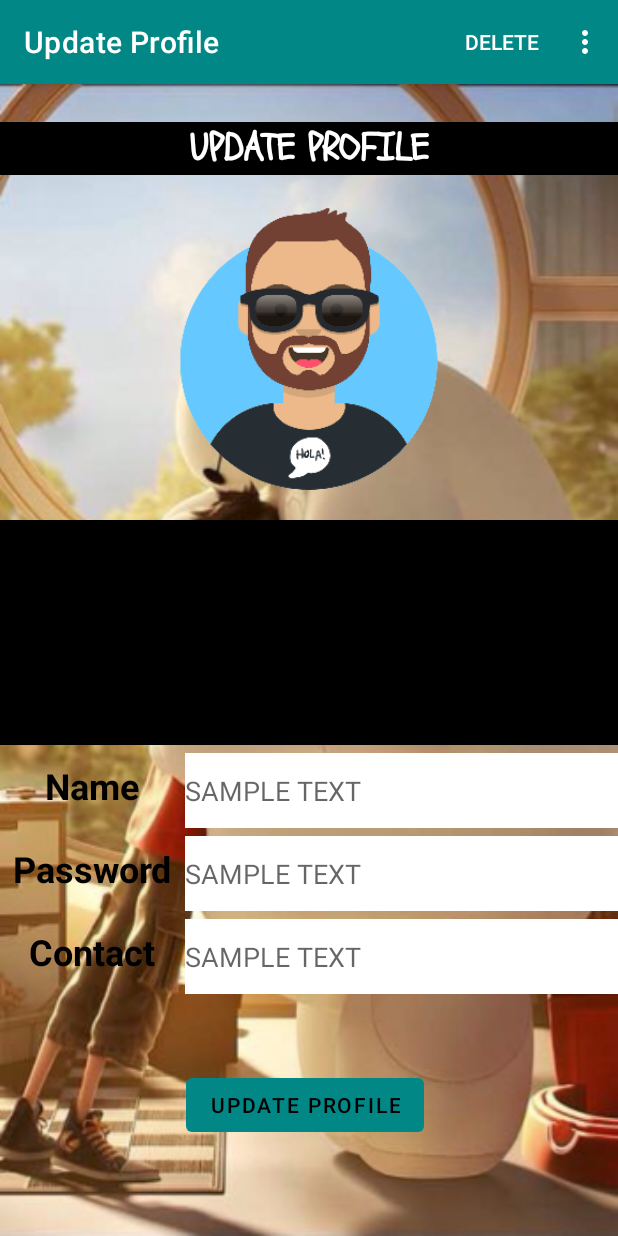
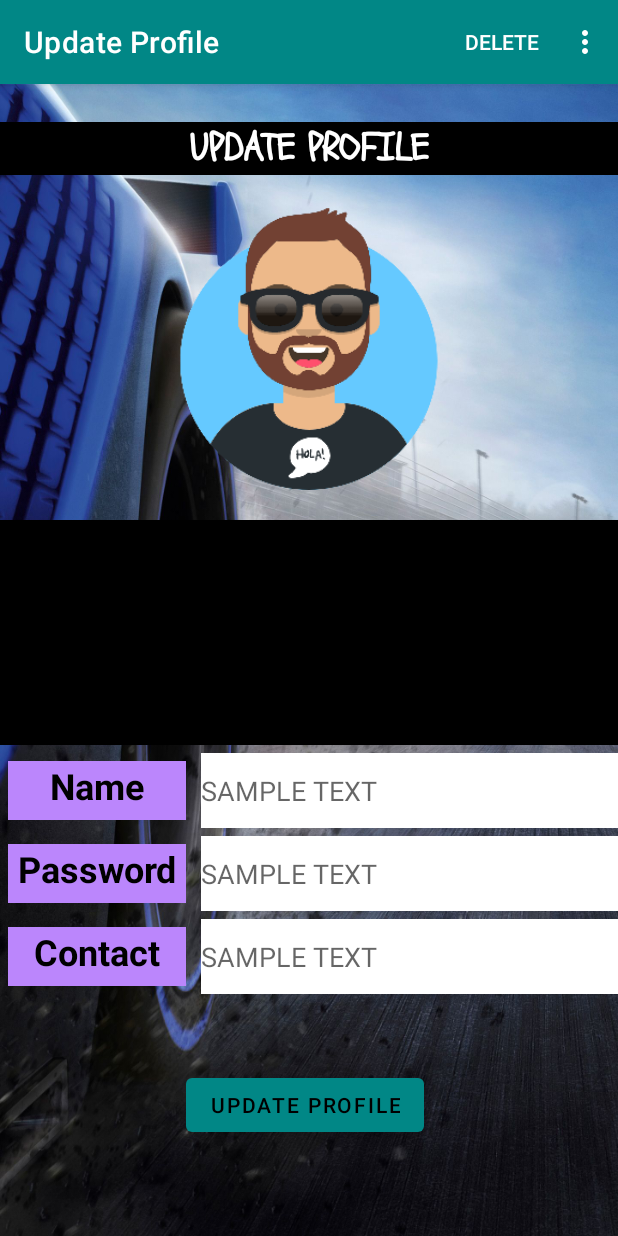
Before and after one commit to itzgannu/Parking, an Android app: the UpdateProfileActivity screen opened directly, with no data from a screen before it, on a phone screen of 412 x 824 dp. Run offline under Robolectric (Android 15) with nearby library versions, the phone set to English and light mode, and no system bars; our stand-ins replace Firebase (no records; nobody signed in at launch, a user with empty details on screens opened directly); 5 statements that could not run were skipped.

Commit message:
cosmetic changes

```diff
--- a/app/src/main/java/divyaganesh/parking/AddParking.java
+++ b/app/src/main/java/divyaganesh/parking/AddParking.java
@@ -67,13 +67,14 @@ public class AddParking extends AppCompatActivity implements Serializable {
         this.forEdit = i.getBooleanExtra("forEdit", false);
         if (forEdit) {
             editParkingObj = (Parking) getIntent().getSerializableExtra("EditParking");
-            getWindow().setNavigationBarColor(getResources().getColor(R.color.teal_700));
-            getWindow().setStatusBarColor(getResources().getColor(R.color.black));
             setTitle("Update Parking");
             setValues(editParkingObj);
             //Disabling fetch date button for update/edit parking since date should not be allowed to change
             this.binding.addParkingCalendarBtn.setVisibility(View.GONE);
         }
+
+        getWindow().setNavigationBarColor(getResources().getColor(R.color.teal_700));
+        getWindow().setStatusBarColor(getResources().getColor(R.color.black));
 
         this.parking = new Parking();
         this.parkingCallDB = ParkingViewModel.getInstance(this.getApplication());
--- a/app/src/main/java/divyaganesh/parking/CreateAccount.java
+++ b/app/src/main/java/divyaganesh/parking/CreateAccount.java
@@ -40,6 +40,9 @@ public class CreateAccount extends AppCompatActivity implements View.OnClickList
         this.binding = ActivityCreateAccountBinding.inflate(getLayoutInflater());
         View view = this.binding.getRoot();
         setContentView(view);
+
+        getWindow().setNavigationBarColor(getResources().getColor(R.color.teal_700));
+        getWindow().setStatusBarColor(getResources().getColor(R.color.black));
 
         image = 0; selectedImage = 0; dbSetImage = 0;
 
--- a/app/src/main/java/divyaganesh/parking/MainActivity.java
+++ b/app/src/main/java/divyaganesh/parking/MainActivity.java
@@ -33,6 +33,9 @@ public class MainActivity extends AppCompatActivity implements View.OnClickListe
         setContentView(view);
 
         userLoggedIn();
+
+        getWindow().setNavigationBarColor(getResources().getColor(R.color.teal_700));
+        getWindow().setStatusBarColor(getResources().getColor(R.color.black));
 
         this.usersViewModel = UsersViewModel.getInstance(this.getApplication());
         profileList.clear();
--- a/app/src/main/java/divyaganesh/parking/ParkingDetails.java
+++ b/app/src/main/java/divyaganesh/parking/ParkingDetails.java
@@ -50,6 +50,9 @@ public class ParkingDetails extends AppCompatActivity implements OnMapReadyCallb
         setContentView(this.binding.getRoot());
 
         fun.checkIfSignUserAvailable(this);
+
+        getWindow().setNavigationBarColor(getResources().getColor(R.color.teal_700));
+        getWindow().setStatusBarColor(getResources().getColor(R.color.black));
 
         detailParkingObj = (Parking) getIntent().getSerializableExtra("Parking");
         //added assert as it was showing in suggestion
--- a/app/src/main/java/divyaganesh/parking/ParkingList.java
+++ b/app/src/main/java/divyaganesh/parking/ParkingList.java
@@ -59,6 +59,11 @@ public class ParkingList extends AppCompatActivity {
         this.binding.progressbar.setVisibility(View.VISIBLE);
 
         fun.checkIfSignUserAvailable(this);
+
+        getWindow().setNavigationBarColor(getResources().getColor(R.color.teal_700));
+        getWindow().setStatusBarColor(getResources().getColor(R.color.black));
+
+        setTitle("WELCOME");
 
         ifFromDelete();
 
--- a/app/src/main/java/divyaganesh/parking/UpdateProfileActivity.java
+++ b/app/src/main/java/divyaganesh/parking/UpdateProfileActivity.java
@@ -47,6 +47,9 @@ public class UpdateProfileActivity extends AppCompatActivity {
         setContentView(this.binding.getRoot());
 
         this.currentUser = method.getCurrentUser(this);
+
+        getWindow().setNavigationBarColor(getResources().getColor(R.color.teal_700));
+        getWindow().setStatusBarColor(getResources().getColor(R.color.black));
 
         this.usersViewModel = UsersViewModel.getInstance(this.getApplication());
         this.parkingViewModel = ParkingViewModel.getInstance(this.getApplication());
--- a/app/src/main/res/layout/activity_update_profile.xml
+++ b/app/src/main/res/layout/activity_update_profile.xml
@@ -4,7 +4,7 @@
     xmlns:tools="http://schemas.android.com/tools"
     android:layout_width="match_parent"
     android:layout_height="match_parent"
-    android:background="@drawable/baymax_2"
+    android:background="@drawable/cars2"
     android:orientation="vertical"
     tools:context=".UpdateProfileActivity">
 
@@ -46,7 +46,7 @@
             android:text="@string/sameText"
             android:textAlignment="center"
             android:textAllCaps="true"
-            android:textColor="@color/teal_700"
+            android:textColor="@color/design_default_color_error"
             android:textSize="33sp" />
 
         <LinearLayout
@@ -65,6 +65,9 @@
                 android:textColor="@color/black"
                 android:textSize="24sp"
                 android:textStyle="bold"
+                android:layout_marginStart="5dp"
+                android:background="@color/purple_200"
+                android:layout_marginBottom="5dp"
                 android:layout_marginTop="5dp"/>
 
             <EditText
@@ -73,6 +76,7 @@
                 android:layout_weight="70"
                 android:layout_height="match_parent"
                 android:background="#FFFFFF"
+                android:layout_marginStart="10dp"
                 android:ems="10"
                 android:hint="@string/sameText"
                 android:inputType="textPersonName" />
@@ -94,6 +98,9 @@
                 android:textColor="@color/black"
                 android:textSize="24sp"
                 android:textStyle="bold"
+                android:layout_marginStart="5dp"
+                android:background="@color/purple_200"
+                android:layout_marginBottom="5dp"
                 android:layout_marginTop="5dp" />
 
             <EditText
@@ -103,6 +110,7 @@
                 android:layout_height="match_parent"
                 android:background="#FFFFFF"
                 android:ems="10"
+                android:layout_marginStart="10dp"
                 android:hint="@string/sameText"
                 android:inputType="textPersonName" />
         </LinearLayout>
@@ -122,6 +130,9 @@
                 android:textAlignment="center"
                 android:textColor="@color/black"
                 android:textSize="24sp"
+                android:layout_marginStart="5dp"
+                android:background= "@color/purple_200"
+                android:layout_marginBottom="5dp"
                 android:textStyle="bold"
                 android:layout_marginTop="5dp" />
 
@@ -132,6 +143,7 @@
                 android:layout_height="match_parent"
                 android:background="#FFFFFF"
                 android:ems="10"
+                android:layout_marginStart="10dp"
                 android:hint="@string/sameText"
                 android:inputType="number" />
         </LinearLayout>
```
Also changed, not shown: app/src/main/res/drawable-xxhdpi/car_login.png (added), app/src/main/res/drawable-xxhdpi/cars2.png (added).
